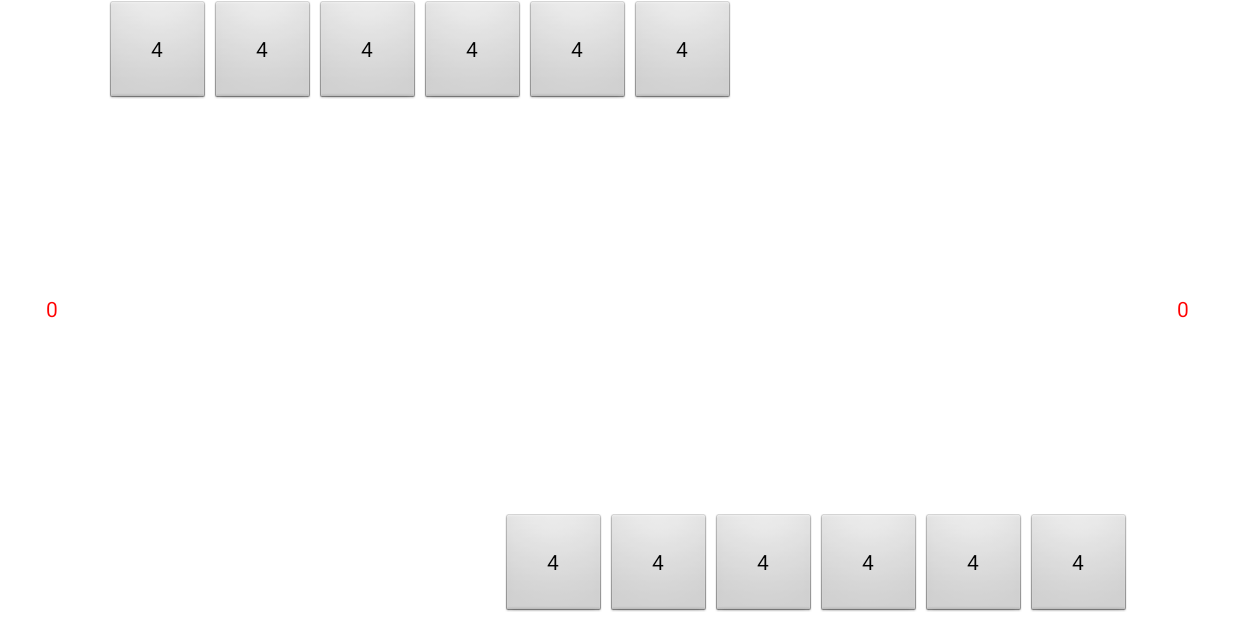
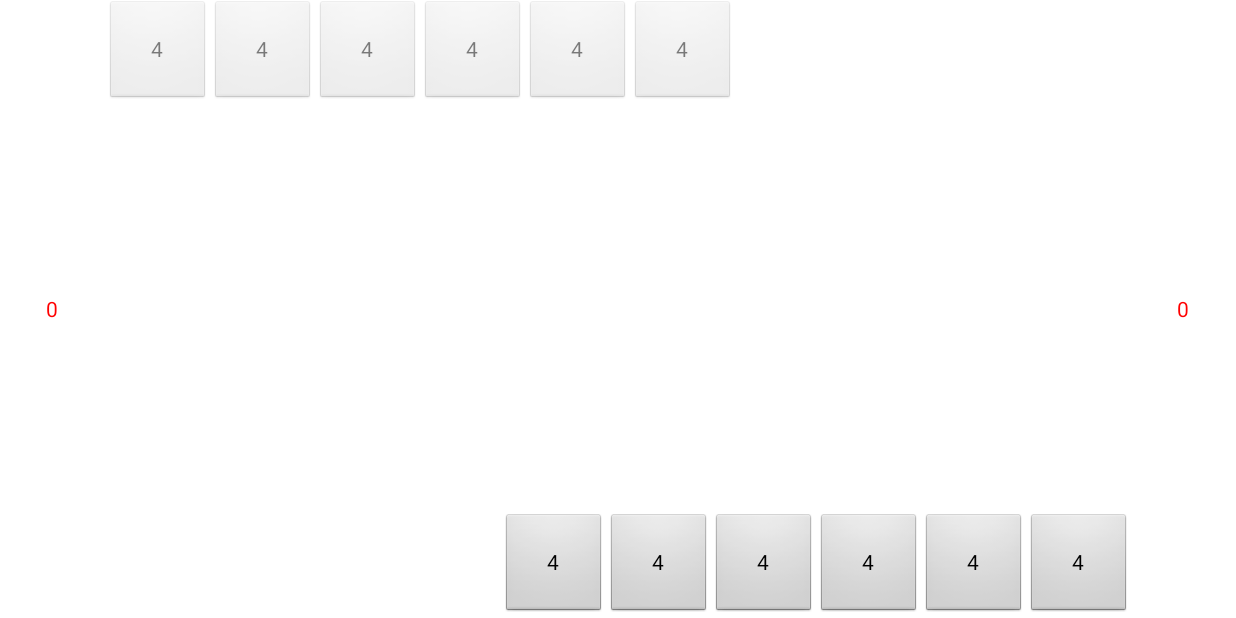
Before and after one commit to Martin11175/Mancala, an Android app: the GameActivity screen opened directly, with no data from a screen before it, on a phone screen of 824 x 412 dp (held sideways). Run offline under Robolectric (Android 15) with nearby library versions, the phone set to English and light mode, and no system bars.

```diff
--- a/app/src/main/java/io/mrtn175/mancala/GameActivity.java
+++ b/app/src/main/java/io/mrtn175/mancala/GameActivity.java
@@ -28,9 +28,9 @@ import java.util.ArrayList;
  * Game activity handling interation with the user.
  */
 public class GameActivity extends Activity {
-    GameSpace game; // The game's current state
+    private GameSpace game; // The game's current state
     // Collections of player's pots (index 0 being the scoring pot)
-    List<View> player1Pots, player2Pots;
+    private List<View> player1Pots, player2Pots;
 
     // Default number of beans per pot for a game of Mancala
     public static final int DEFAULT_BEANS = 4;
@@ -46,23 +46,25 @@ public class GameActivity extends Activity {
         setContentView(R.layout.activity_game);
 
         // Store arrays of pots for manipulation through iteration
-        player1Pots = new ArrayList<View>();
-        player1Pots.add(findViewById(R.id.pot_1_0));
-        player1Pots.add(findViewById(R.id.pot_1_1));
-        player1Pots.add(findViewById(R.id.pot_1_2));
-        player1Pots.add(findViewById(R.id.pot_1_3));
-        player1Pots.add(findViewById(R.id.pot_1_4));
-        player1Pots.add(findViewById(R.id.pot_1_5));
-        player1Pots.add(findViewById(R.id.pot_1_6));
+        player1Pots = new ArrayList<View>() {{
+            add(findViewById(R.id.pot_1_0));
+            add(findViewById(R.id.pot_1_1));
+            add(findViewById(R.id.pot_1_2));
+            add(findViewById(R.id.pot_1_3));
+            add(findViewById(R.id.pot_1_4));
+            add(findViewById(R.id.pot_1_5));
+            add(findViewById(R.id.pot_1_6));
+        }};
 
-        player2Pots = new ArrayList<View>();
-        player2Pots.add(findViewById(R.id.pot_2_0));
-        player2Pots.add(findViewById(R.id.pot_2_1));
-        player2Pots.add(findViewById(R.id.pot_2_2));
-        player2Pots.add(findViewById(R.id.pot_2_3));
-        player2Pots.add(findViewById(R.id.pot_2_4));
-        player2Pots.add(findViewById(R.id.pot_2_5));
-        player2Pots.add(findViewById(R.id.pot_2_6));
+        player2Pots = new ArrayList<View>() {{
+            add(findViewById(R.id.pot_2_0));
+            add(findViewById(R.id.pot_2_1));
+            add(findViewById(R.id.pot_2_2));
+            add(findViewById(R.id.pot_2_3));
+            add(findViewById(R.id.pot_2_4));
+            add(findViewById(R.id.pot_2_5));
+            add(findViewById(R.id.pot_2_6));
+        }};
 
         //TODO: Allow save and return through onClose / onDestroy
         game = new GameSpace(DEFAULT_BEANS, GameSpace.Player.P1);
@@ -140,6 +142,13 @@ public class GameActivity extends Activity {
      * @param player True for player 1, false for player 2.
      */
     private void updateBoard(GameSpace.Player player) {
+        // Disable / Re-enable the opponent's / player's buttons respectively
+        boolean isPlayer1 = (player == GameSpace.Player.P1);
+        for(int i = 1; i < GameSpace.NUM_POTS; i++) {
+            player1Pots.get(i).setEnabled(isPlayer1);
+            player2Pots.get(i).setEnabled(!isPlayer1);
+        }
+
         int[] player1Beans = game.getBeans(GameSpace.Player.P1);
         int[] player2Beans = game.getBeans(GameSpace.Player.P2);
 
@@ -147,13 +156,12 @@ public class GameActivity extends Activity {
         for(int i = 0; i < player1Pots.size(); i++) {
             ((TextView) player1Pots.get(i)).setText(Integer.toString(player1Beans[i]));
             ((TextView) player2Pots.get(i)).setText(Integer.toString(player2Beans[i]));
-        }
 
-        // Disable / Re-enable the opponent's / player's buttons respectively
-        boolean isPlayer1 = (player == GameSpace.Player.P1);
-        for(int i = 1; i < GameSpace.NUM_POTS; i++) {
-            player1Pots.get(i).setClickable(isPlayer1);
-            player2Pots.get(i).setClickable(!isPlayer1);
+            // Disable pots with 0 beans in them
+            if (player1Beans[i] == 0)
+                player1Pots.get(i).setEnabled(false);
+            if (player2Beans[i] == 0)
+                player2Pots.get(i).setEnabled(false);
         }
     }
 }
```
